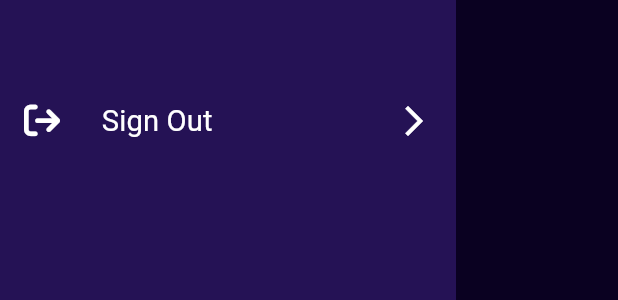
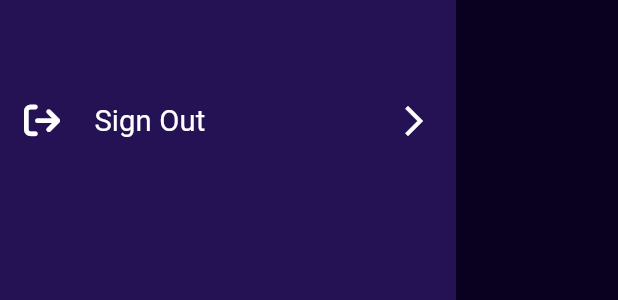
Before and after one commit to moazzam-samoo/rk_learning, a Flutter app: the CustomDrawer widget shown alone on an empty page, opened directly, on a phone screen of 412 x 824 dp. Shown: the part 293-593 px from the top of the screen. Run offline on Flutter 3.47's test engine with Material 3 defaults, Android fonts, the phone set to English and light mode, and no system bars; our stand-ins replace cloud_firestore, firebase_auth, firebase_core, flutter_easyloading, flutter_screenutil, fluttertoast and 3 more; accounts and stored records are empty.

Commit message:
fixed bugs

```diff
--- a/lib/Widgets/custom_drawer.dart
+++ b/lib/Widgets/custom_drawer.dart
@@ -22,17 +22,15 @@ class CustomDrawer extends StatelessWidget {
                   left: 70.w, right: 70.w, bottom: 60.h, top: 24.h),
               child: Lottie.asset("assets/animations/circle.json"),
             ),
-            //buildButton(context, Icons.book, ' My Courses', const MyCourse()),
-            buildButton(context, FontAwesomeIcons.signOut, ' Sign Out',
-                const AuthenticationScreen()),
+            buildButton(context, FontAwesomeIcons.signOut, "Sign Out",
+                const AuthenticationScreen())
           ],
         ),
       ),
     );
   }
 
-  MaterialButton buildButton(
-      BuildContext context, IconData icon, String label, page) {
+  buildButton(BuildContext context, IconData icon, String label, page) {
     return MaterialButton(
       child: Row(
         mainAxisAlignment: MainAxisAlignment.spaceBetween,
```
Also changed, not shown: lib/Screens/Welcome Screen/Conopnents Of WelcomeScreen/components_of_welcomescreen.dart (+12 -11 lines), lib/Screens/Welcome Screen/welcome_screen.dart (+2 -7 lines), lib/main.dart (+6 -3 lines).
